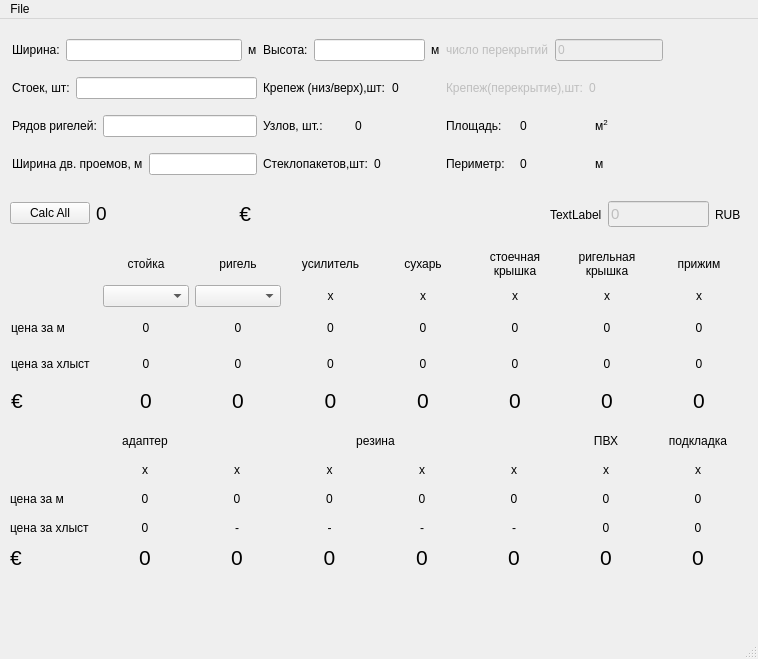
stogoff/facade, file main.ui: the form before one commit.
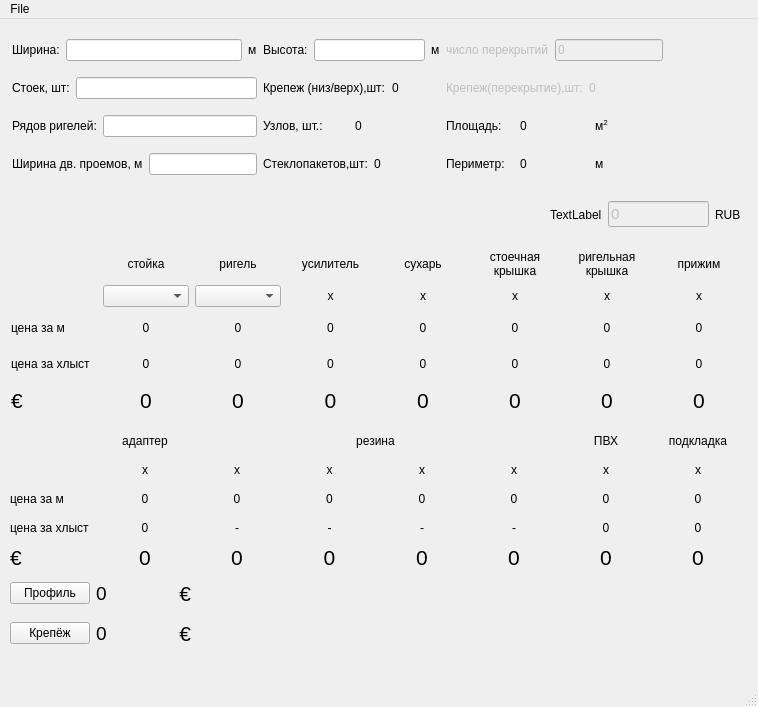
The form after the commit.

Commit message: calc fasteners

Patch:
```diff
--- a/main.ui
+++ b/main.ui
@@ -7,7 +7,7 @@
     <x>0</x>
     <y>0</y>
     <width>758</width>
-    <height>659</height>
+    <height>707</height>
    </rect>
   </property>
   <property name="windowTitle">
@@ -730,8 +730,8 @@
     <property name="geometry">
      <rect>
       <x>10</x>
-      <y>180</y>
-      <width>241</width>
+      <y>560</y>
+      <width>181</width>
       <height>29</height>
      </rect>
     </property>
@@ -739,7 +739,7 @@
      <item>
       <widget class="QPushButton" name="pushButton">
        <property name="text">
-        <string>Calc All</string>
+        <string>Профиль</string>
        </property>
       </widget>
      </item>
@@ -772,7 +772,7 @@
      </item>
     </layout>
    </widget>
-   <widget class="QWidget" name="">
+   <widget class="QWidget" name="layoutWidget">
     <property name="geometry">
      <rect>
       <x>10</x>
@@ -1165,6 +1165,52 @@
      </item>
     </layout>
    </widget>
+   <widget class="QWidget" name="layoutWidget_2">
+    <property name="geometry">
+     <rect>
+      <x>10</x>
+      <y>600</y>
+      <width>181</width>
+      <height>29</height>
+     </rect>
+    </property>
+    <layout class="QHBoxLayout" name="horizontalLayout_15">
+     <item>
+      <widget class="QPushButton" name="pushButtonF">
+       <property name="text">
+        <string>Крепёж</string>
+       </property>
+      </widget>
+     </item>
+     <item>
+      <widget class="QLabel" name="label_total_f">
+       <property name="font">
+        <font>
+         <pointsize>14</pointsize>
+        </font>
+       </property>
+       <property name="text">
+        <string>0</string>
+       </property>
+      </widget>
+     </item>
+     <item>
+      <widget class="QLabel" name="label_sum2_9">
+       <property name="font">
+        <font>
+         <pointsize>16</pointsize>
+        </font>
+       </property>
+       <property name="text">
+        <string>€</string>
+       </property>
+       <property name="alignment">
+        <set>Qt::AlignRight|Qt::AlignTrailing|Qt::AlignVCenter</set>
+       </property>
+      </widget>
+     </item>
+    </layout>
+   </widget>
    <zorder>layoutWidget</zorder>
    <zorder>layoutWidget</zorder>
    <zorder>layoutWidget</zorder>
```
Left out of the diff: 37 changed lines with no effect on the pictures. The commit also changes 3 other files.
